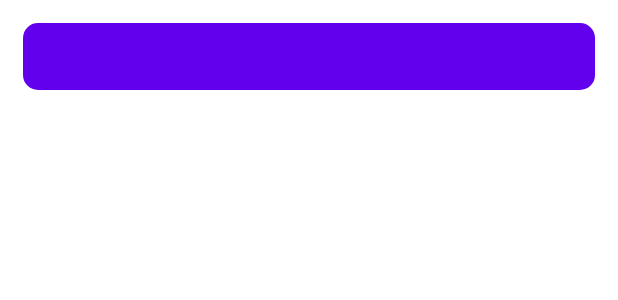
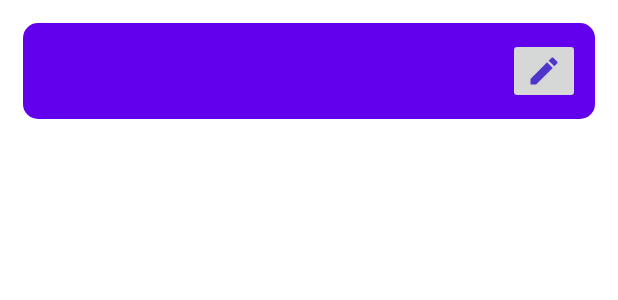
Before and after one commit to nishant-sanandiya/roomDBDemo, an Android app: the layout task_item_view.xml on its own in the app's theme, with its tools: preview values and no code run, on a phone screen of 412 x 824 dp. Shown: the top 300 px of the screen. Run offline under Robolectric (Android 15) with nearby library versions, the phone set to English and light mode, and no system bars.

Commit message:
implement update feature

```diff
--- a/app/src/main/java/com/example/roomdemo/activities/MainActivity.kt
+++ b/app/src/main/java/com/example/roomdemo/activities/MainActivity.kt
@@ -44,7 +44,7 @@ class MainActivity : AppCompatActivity(), BaseActivity, View.OnClickListener {
 
     @SuppressLint("NotifyDataSetChanged")
     override fun uiBinding() {
-        val adapter = TaskListAdapter(listDataArray)
+        val adapter = TaskListAdapter(listDataArray,this)
         binding.taskListRecyclerView.adapter = adapter
         binding.taskListRecyclerView.layoutManager = LinearLayoutManager(
             this, LinearLayoutManager.VERTICAL, false
@@ -54,7 +54,7 @@ class MainActivity : AppCompatActivity(), BaseActivity, View.OnClickListener {
         taskViewModel.allTasks.observe(this, Observer { tasks ->
             tasks?.let {
                 listDataArray = (it as MutableList<TaskItem>)
-                val adapter = TaskListAdapter(it)
+                val adapter = TaskListAdapter(it,this)
                 binding.taskListRecyclerView.adapter = adapter
                 binding.taskListRecyclerView.adapter?.notifyDataSetChanged()
             }
--- /dev/null
+++ b/app/src/main/res/drawable/baseline_mode_edit_24.xml
@@ -0,0 +1,5 @@
+<vector android:height="24dp" android:tint="#5035CB"
+    android:viewportHeight="24" android:viewportWidth="24"
+    android:width="24dp" xmlns:android="http://schemas.android.com/apk/res/android">
+    <path android:fillColor="@android:color/white" android:pathData="M3,17.25V21h3.75L17.81,9.94l-3.75,-3.75L3,17.25zM20.71,7.04c0.39,-0.39 0.39,-1.02 0,-1.41l-2.34,-2.34c-0.39,-0.39 -1.02,-0.39 -1.41,0l-1.83,1.83 3.75,3.75 1.83,-1.83z"/>
+</vector>
--- a/app/src/main/res/layout/task_item_view.xml
+++ b/app/src/main/res/layout/task_item_view.xml
@@ -2,6 +2,7 @@
 <androidx.constraintlayout.widget.ConstraintLayout xmlns:android="http://schemas.android.com/apk/res/android"
     android:layout_width="match_parent"
     android:layout_height="wrap_content"
+    xmlns:app="http://schemas.android.com/apk/res-auto"
     android:elevation="5dp"
     android:background="@drawable/card_layout"
     android:padding="10dp"
@@ -9,9 +10,24 @@
 
     <TextView
         android:id="@+id/taskTitleText"
-        android:layout_width="match_parent"
+        android:layout_width="0dp"
+        android:layout_height="wrap_content"
+        app:layout_constraintHorizontal_weight="1"
         style="@style/textStyles"
-        android:layout_height="match_parent"
+        app:layout_constraintStart_toStartOf="parent"
+        app:layout_constraintEnd_toStartOf="@+id/editIcon"
+        app:layout_constraintTop_toTopOf="parent"
+        android:layout_marginRight="10dp"
+        app:layout_constraintBottom_toBottomOf="parent"
         android:textColor="@color/white" />
 
+    <ImageButton
+        android:id="@+id/editIcon"
+        android:layout_width="wrap_content"
+        android:layout_height="wrap_content"
+        android:src="@drawable/baseline_mode_edit_24"
+        app:layout_constraintBottom_toBottomOf="parent"
+        app:layout_constraintEnd_toEndOf="parent"
+        app:layout_constraintTop_toTopOf="parent" />
+
 </androidx.constraintlayout.widget.ConstraintLayout>
```
Also changed, not shown: app/src/main/java/com/example/roomdemo/activities/AddTask.kt (+17 -4 lines), app/src/main/java/com/example/roomdemo/adapters/TaskListAdapter.kt (+14 -3 lines), app/src/main/java/com/example/roomdemo/database/models/TaskItem.kt (+28 -2 lines), app/src/main/java/com/example/roomdemo/models/TaskParceable.kt (added).
